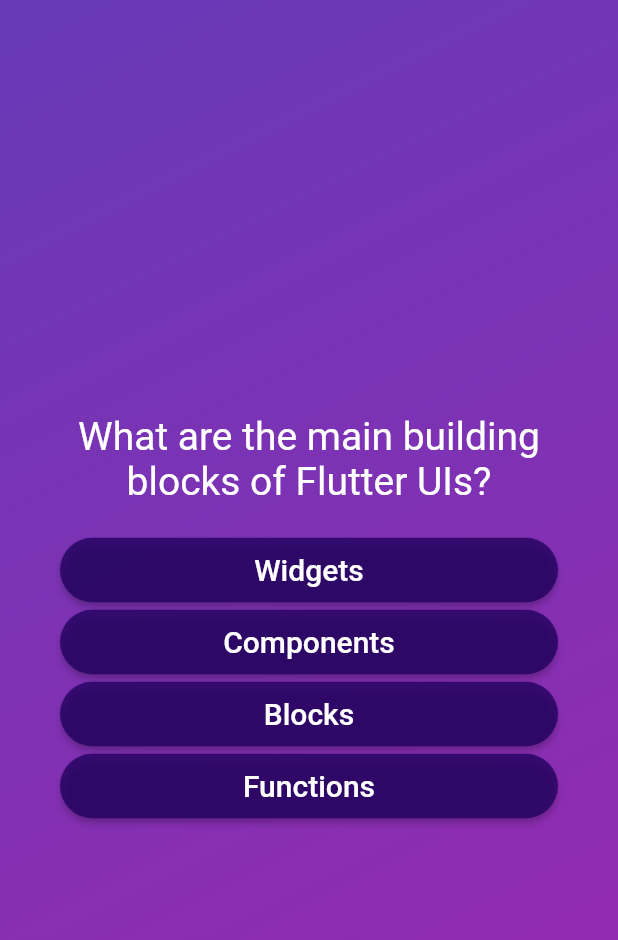
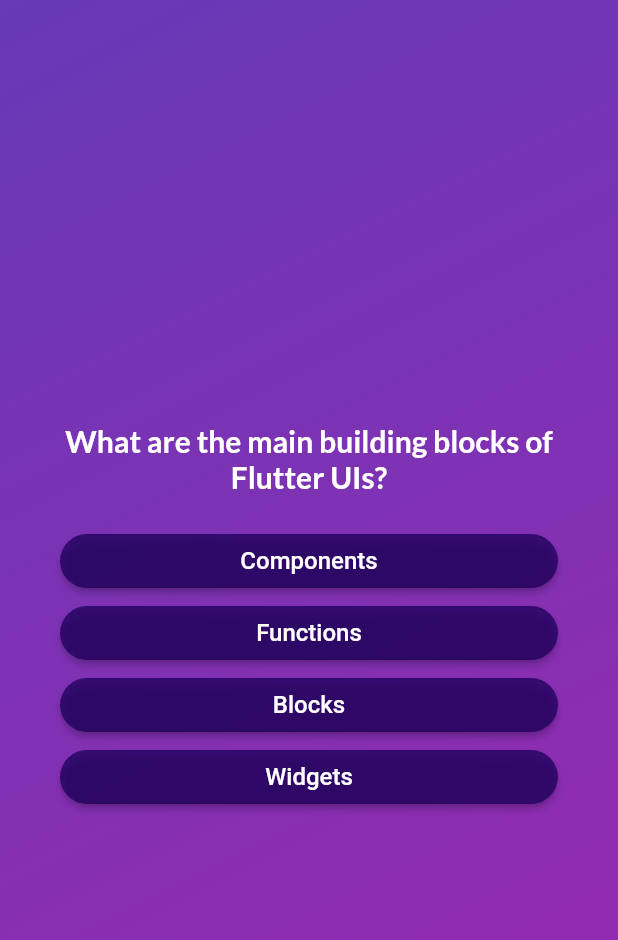
Before and after one commit to Vidhish-Trivedi/Quiz-App-FlutterBasics, a Flutter app: the screen it shows after launch, after a tap on "Start Quiz", on a phone screen of 412 x 824 dp. Shown: the top 940 px of the screen. Run offline on Flutter 3.47's test engine with Material 2 defaults, Android fonts, the phone set to English and light mode, and no system bars; our stand-ins replace google_fonts.

Commit message:
style questions screen

```diff
--- a/lib/answer_button.dart
+++ b/lib/answer_button.dart
@@ -17,14 +17,14 @@ class AnswerButton extends StatelessWidget {
           borderRadius: BorderRadius.circular(50),
         ),
         padding: const EdgeInsets.symmetric(
-          horizontal: 40,
-          vertical: 10,
+          horizontal: 30,
+          vertical: 3,
         ),
       ),
       child: Text(
         choice,
         style: const TextStyle(
-          fontSize: 20,
+          fontSize: 16,
         ),
         textAlign: TextAlign.center,
       ),
--- a/lib/models/quiz_question.dart
+++ b/lib/models/quiz_question.dart
@@ -5,4 +5,11 @@ class QuizQuestion {
 
   final String questionText;
   final List <String> choices;
+
+  List <String> getShuffledChoices() {
+    // Return a new list, leaving the original unchanged.
+    final List <String> shuffledList = List.of(choices);
+    shuffledList.shuffle();
+    return(shuffledList);
+  }
 }
--- a/lib/question_screen.dart
+++ b/lib/question_screen.dart
@@ -1,6 +1,7 @@
 import 'package:flutter/material.dart';
 import 'package:flutter_quiz/answer_button.dart';
 import 'package:flutter_quiz/data/questions.dart';
+import 'package:google_fonts/google_fonts.dart';
 
 class QuestionScreen extends StatefulWidget {
   const QuestionScreen({super.key});
@@ -12,9 +13,17 @@ class QuestionScreen extends StatefulWidget {
 }
 
 class _QuestionScreenState extends State<QuestionScreen> {
+  var currentQuestionIndex = 0;
+
+  void answerQuestion() {
+    setState(() {
+      currentQuestionIndex = (currentQuestionIndex + 1) % questions.length;
+    });
+  }
+
   @override
   Widget build(BuildContext context) {
-    final currentQuestion = questions[0];
+    final currentQuestion = questions[currentQuestionIndex];
 
     return (SizedBox(
       width: double.infinity,
@@ -26,17 +35,19 @@ class _QuestionScreenState extends State<QuestionScreen> {
           children: [
             Text(
               currentQuestion.questionText,
-              style: const TextStyle(
+              style: GoogleFonts.lato(
                 color: Colors.white,
-                fontSize: 26,
+                fontSize: 20,
+                fontWeight: FontWeight.bold,
               ),
               textAlign: TextAlign.center,
             ),
             const SizedBox(
               height: 20,
             ),
-            ...currentQuestion.choices.map((e) {    // map returns a list, children: List<Widget>, thus we need to "spread [...]" the list.
-              return AnswerButton(e, () {print(e);});
+            ...currentQuestion.getShuffledChoices().map((e) {
+              // map returns a list, children: List<Widget>, thus we need to "spread [...]" the list.
+              return AnswerButton(e, answerQuestion);
             }),
           ],
         ),
--- a/lib/start_screen.dart
+++ b/lib/start_screen.dart
@@ -1,4 +1,5 @@
 import 'package:flutter/material.dart';
+import 'package:google_fonts/google_fonts.dart';
 
 class StartScreen extends StatelessWidget {
   const StartScreen(this.startQuiz, {super.key});
@@ -18,11 +19,12 @@ class StartScreen extends StatelessWidget {
           const SizedBox(
             height: 20,
           ),
-          const Text(
+          Text(
             "Learn Flutter the fun way!",
-            style: TextStyle(
+            style: GoogleFonts.lato(
               color: Colors.white,
-              fontSize: 26,
+              fontSize: 20,
+              fontWeight: FontWeight.bold,
             ),
           ),
           const SizedBox(
--- a/pubspec.yaml
+++ b/pubspec.yaml
@@ -35,6 +35,7 @@ dependencies:
   # The following adds the Cupertino Icons font to your application.
   # Use with the CupertinoIcons class for iOS style icons.
   cupertino_icons: ^1.0.2
+  google_fonts: ^4.0.4
 
 dev_dependencies:
   flutter_test:
```
Also changed, not shown: pubspec.lock, 1 other file.
